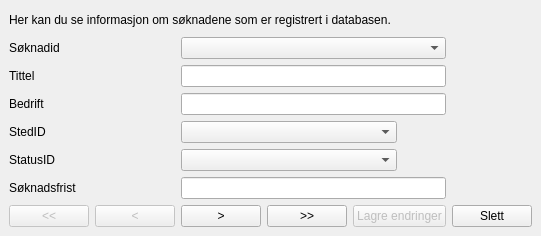
andersbo87/sources, file src/QT/jobber/jobber/viewjobs.ui: the form before one commit.
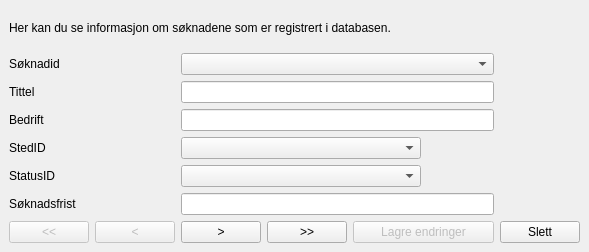
The form after the commit.

Commit message: Endringer i GUI-en for å se til at teksten i etikettene passer i Ubuntu.

What changed in the file:
```diff
--- a/src/QT/jobber/jobber/viewjobs.ui
+++ b/src/QT/jobber/jobber/viewjobs.ui
@@ -6,10 +6,16 @@
    <rect>
     <x>0</x>
     <y>0</y>
-    <width>467</width>
-    <height>236</height>
+    <width>589</width>
+    <height>252</height>
    </rect>
   </property>
+  <property name="minimumSize">
+   <size>
+    <width>589</width>
+    <height>252</height>
+   </size>
+  </property>
   <property name="windowTitle">
    <string>Vis innlagte jobber</string>
   </property>
```
The commit also changes 6 other files.
